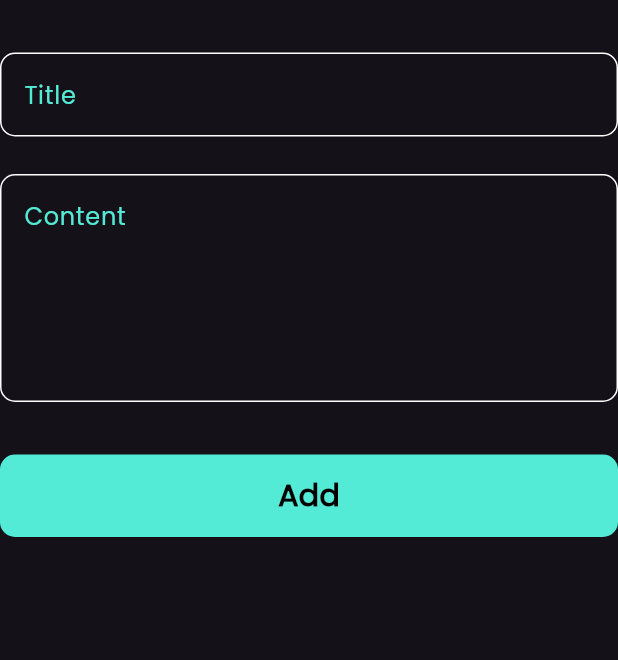
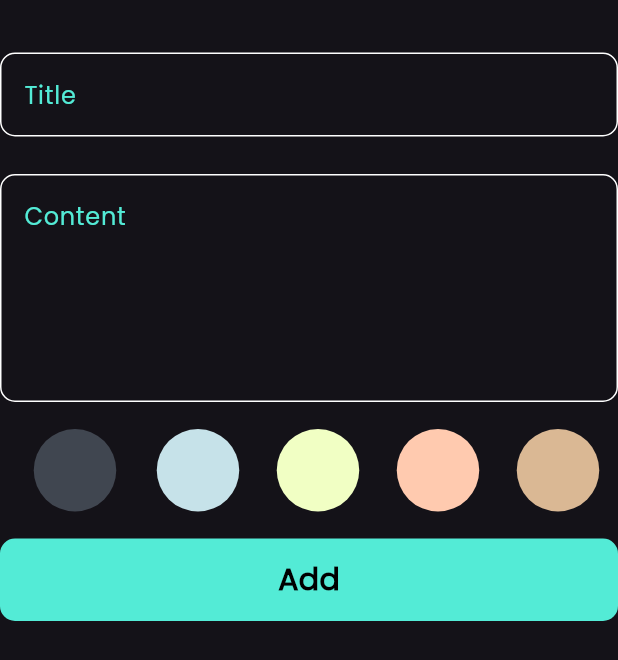
Before and after one commit to AbdelRahmanTaha007/notes_app, a Flutter app: the AddNoteForm widget shown alone on an empty page, opened directly, on a phone screen of 412 x 824 dp. Shown: the top 660 px of the screen. Run offline on Flutter 3.47's test engine with Material 3 defaults, Android fonts, the phone set to English and light mode, and no system bars; our stand-ins replace bloc, flutter_bloc, hive, hive_flutter; accounts and stored records are empty.

Commit message:
added colors

```diff
--- a/lib/widgets/add_note_form.dart
+++ b/lib/widgets/add_note_form.dart
@@ -2,6 +2,7 @@ import 'package:flutter/material.dart';
 import 'package:flutter_bloc/flutter_bloc.dart';
 import 'package:todu_app/controllers/add_note/add_note_cubit.dart';
 import 'package:todu_app/models/note_model.dart';
+import 'package:todu_app/widgets/colors_list_view.dart';
 import 'package:todu_app/widgets/custom_button.dart';
 import 'package:todu_app/widgets/custom_text_field.dart';
 
@@ -46,29 +47,23 @@ class _AddNoteFormState extends State<AddNoteForm> {
             maxLines: 5,
           ),
           const SizedBox(
-            height: 35,
+            height: 10,
+          ),
+          const Padding(
+            padding: EdgeInsets.all(8.0),
+            child: const ColorsListView(),
+          ),
+          const SizedBox(
+            height: 10,
           ),
           BlocBuilder<AddNoteCubit, AddNoteState>(
             builder: (context, state) {
               return CustomButton(
                 isLoading: state is AddNoteLoading ? true : false,
                 onTap: () {
-                  // if (formKey.currentState!.validate()) {
-                  //   formKey.currentState!.save();
-                  //   var noteModel = NotesModel(
-                  //       title: title!,
-                  //       subTitle: subTitle!,
-                  //       date: DateTime.now.toString(),
-                  //       color: Colors.amber.value);
-                  //   BlocProvider.of<AddNoteCubit>(context).addNote(noteModel);
-                  // } else {
-                  //   autoValidate = AutovalidateMode.always;
-                  // }
                   setState(() {
                     if (formKey.currentState!.validate()) {
                       formKey.currentState!.save();
-                      var currentDate = DateTime.now();
-                      // var formattedCurrentDate = ;
                       NotesModel noteModel = NotesModel(
                           title: title!,
                           subTitle: subTitle!,
--- /dev/null
+++ b/lib/widgets/colors_item.dart
@@ -0,0 +1,22 @@
+import 'package:flutter/material.dart';
+
+class ColorItem extends StatelessWidget {
+  const ColorItem({super.key, required this.isActive, required this.color});
+  final bool isActive;
+  final Color color;
+  @override
+  Widget build(BuildContext context) {
+    return Padding(
+      padding: const EdgeInsets.symmetric(horizontal: 10.0),
+      child: isActive
+          ? CircleAvatar(
+              radius: 32,
+              backgroundColor: color.withOpacity(0.3),
+            )
+          : CircleAvatar(
+              radius: 30,
+              backgroundColor: color,
+            ),
+    );
+  }
+}
--- /dev/null
+++ b/lib/widgets/colors_list_view.dart
@@ -0,0 +1,47 @@
+import 'package:flutter/material.dart';
+import 'package:todu_app/widgets/colors_item.dart';
+
+class ColorsListView extends StatefulWidget {
+  const ColorsListView({
+    super.key,
+  });
+
+  @override
+  State<ColorsListView> createState() => _ColorsListViewState();
+}
+
+class _ColorsListViewState extends State<ColorsListView> {
+  int currentIndex = 0;
+  List<Color> colors = [
+    Color(0xffA7BED3),
+    Color(0xffc6e2e9),
+    Color(0xfff1ffc4),
+    Color(0xffffcaaf),
+    Color(0xffdab894),
+  ];
+  @override
+  Widget build(BuildContext context) {
+    return SizedBox(
+      height: 55,
+      child: ListView.builder(
+        scrollDirection: Axis.horizontal,
+        itemCount: colors.length,
+        itemBuilder: (BuildContext context, int index) {
+          return GestureDetector(
+            onTap: () {
+              setState(() {
+                currentIndex = index;
+                print(currentIndex);
+                print(index);
+              });
+            },
+            child: ColorItem(
+              color: colors[index],
+              isActive: currentIndex == index,
+            ),
+          );
+        },
+      ),
+    );
+  }
+}
```
